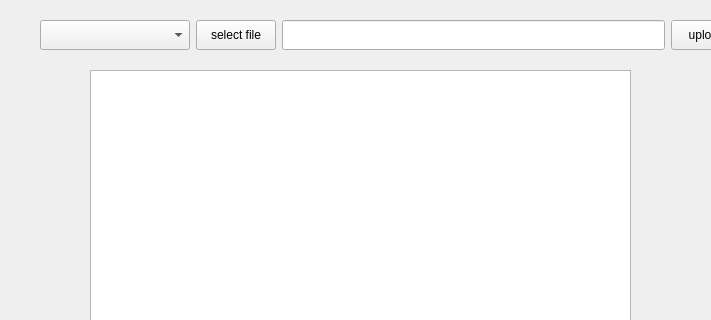
Above: clientMain.ui from XJTUOSV-SSEer/SSE-UI_demo before the change; both pictures show x 0 to 711 and y 0 to 320 of the 800 by 509 pixel window. Below: the same form after it.
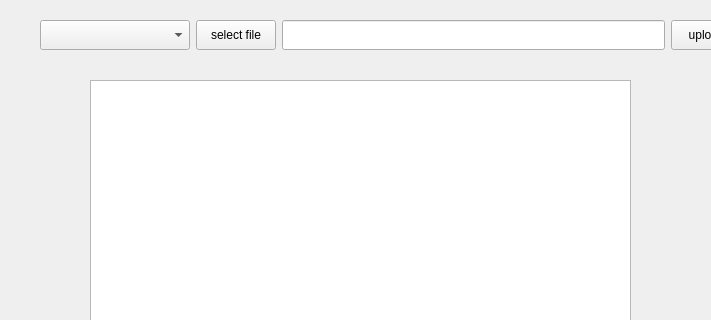
That is the form after the change.

Diff of the .ui file:
```diff
--- a/clientMain.ui
+++ b/clientMain.ui
@@ -129,13 +129,13 @@
      </rect>
     </property>
    </widget>
-   <widget class="QTableWidget" name="tableWidget">
+   <widget class="QTableView" name="tableView">
     <property name="geometry">
      <rect>
       <x>90</x>
-      <y>70</y>
+      <y>80</y>
       <width>541</width>
-      <height>271</height>
+      <height>261</height>
      </rect>
     </property>
    </widget>
```
Left out of the diff: 2 changed lines with no effect on the pictures.
